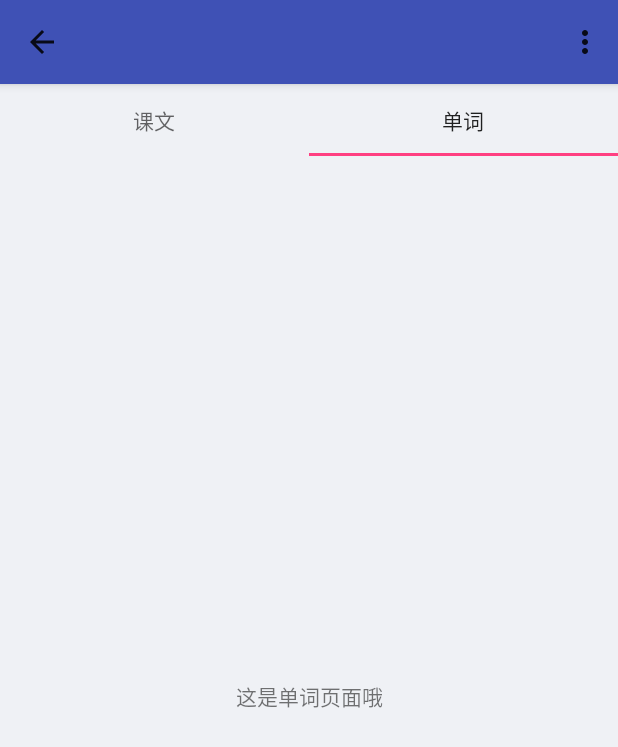
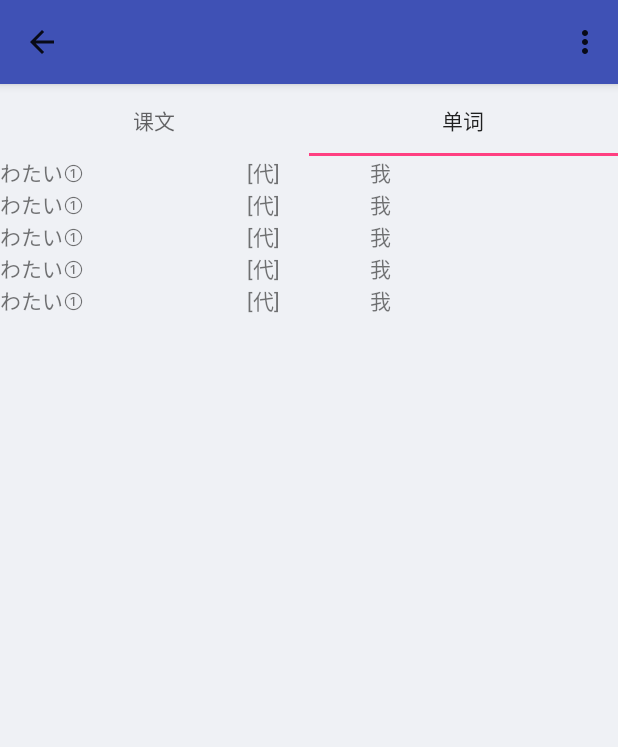
Before and after one commit to ipk2015/newBianJapanese, an Android app: the MyFragment screen opened directly, with no data from a screen before it, tab 2 chosen, on a phone screen of 412 x 824 dp. Shown: the top 747 px of the screen. Run offline under Robolectric (Android 15) with nearby library versions, the phone set to English and light mode, and no system bars; 1 statement that could not run was skipped.

Commit message:
添加单词列表

```diff
--- /dev/null
+++ b/app/src/main/assets/unit-1-lesson-1-words.json
@@ -0,0 +1,32 @@
+[
+    {
+      "writing":"わたい",
+      "tone":"①",
+      "pos":"[代]",
+      "meaning":"我"
+    },
+  {
+    "writing":"わたい",
+    "tone":"①",
+    "pos":"[代]",
+    "meaning":"我"
+  },
+  {
+    "writing":"わたい",
+    "tone":"①",
+    "pos":"[代]",
+    "meaning":"我"
+  },
+  {
+    "writing":"わたい",
+    "tone":"①",
+    "pos":"[代]",
+    "meaning":"我"
+  },
+  {
+    "writing":"わたい",
+    "tone":"①",
+    "pos":"[代]",
+    "meaning":"我"
+  }
+]
--- /dev/null
+++ b/app/src/main/java/com/ipk/newbianjapanese/bean/WordInfo.java
@@ -0,0 +1,50 @@
+package com.ipk.newbianjapanese.bean;
+
+public class WordInfo {
+    public String writing;//写法
+    public String tone;//声调
+    public String pos;//词性
+    public String meaning;//释义
+
+    public WordInfo() {
+    }
+
+    public WordInfo(String writing, String tone, String pos, String meaning) {
+        this.writing = writing;
+        this.tone = tone;
+        this.pos = pos;
+        this.meaning = meaning;
+    }
+
+    public String getWriting() {
+        return writing;
+    }
+
+    public void setWriting(String writing) {
+        this.writing = writing;
+    }
+
+    public String getTone() {
+        return tone;
+    }
+
+    public void setTone(String tone) {
+        this.tone = tone;
+    }
+
+    public String getPos() {
+        return pos;
+    }
+
+    public void setPos(String pos) {
+        this.pos = pos;
+    }
+
+    public String getMeaning() {
+        return meaning;
+    }
+
+    public void setMeaning(String meaning) {
+        this.meaning = meaning;
+    }
+}
--- /dev/null
+++ b/app/src/main/java/com/ipk/newbianjapanese/recyclerView_words/WordsRecyclerViewAdapter.java
@@ -0,0 +1,56 @@
+package com.ipk.newbianjapanese.recyclerView_words;
+
+import android.support.v7.widget.RecyclerView;
+import android.view.LayoutInflater;
+import android.view.View;
+import android.view.ViewGroup;
+import android.widget.TextView;
+
+import com.ipk.newbianjapanese.R;
+import com.ipk.newbianjapanese.bean.WordInfo;
+
+import java.util.List;
+
+public class WordsRecyclerViewAdapter extends RecyclerView.Adapter<WordsRecyclerViewAdapter.ViewHolder> {
+
+    public static class ViewHolder extends RecyclerView.ViewHolder{
+        public TextView writingTextView;
+        public TextView posTextView;
+        public TextView meaningTextView;
+        public ViewHolder(View itemView) {
+            super(itemView);
+            writingTextView = itemView.findViewById(R.id.textView_writing_word_item_view);
+            posTextView = itemView.findViewById(R.id.textView_pos_word_item_view);
+            meaningTextView = itemView.findViewById(R.id.textView_meaning_word_item_view);
+        }
+    }
+    private List<WordInfo> mDataList;
+
+    public WordsRecyclerViewAdapter(List<WordInfo> dataList) {
+        this.mDataList = dataList;
+    }
+
+    @Override
+    public WordsRecyclerViewAdapter.ViewHolder onCreateViewHolder(ViewGroup parent, int viewType) {
+        View view = LayoutInflater.from(parent.getContext()).inflate(R.layout.layout_itemview_word, parent, false);
+        ViewHolder holder = new ViewHolder(view);
+        return holder;
+    }
+
+    @Override
+    public void onBindViewHolder(ViewHolder holder, int position) {
+        WordInfo wordInfo = mDataList.get(position);
+        holder.writingTextView.setText(wordInfo.getWriting()+wordInfo.getTone());
+        holder.posTextView.setText(wordInfo.getPos());
+        holder.meaningTextView.setText(wordInfo.getMeaning());
+    }
+
+
+    @Override
+    public int getItemCount() {
+        if(null != mDataList){
+            return mDataList.size();
+        }
+        return 0;
+    }
+}
--- a/app/src/main/java/com/ipk/newbianjapanese/viewpager_lessonContent/MyFragment.java
+++ b/app/src/main/java/com/ipk/newbianjapanese/viewpager_lessonContent/MyFragment.java
@@ -6,7 +6,6 @@ import android.support.annotation.Nullable;
 import android.support.v4.app.Fragment;
 import android.support.v7.widget.LinearLayoutManager;
 import android.support.v7.widget.RecyclerView;
-import android.util.Log;
 import android.view.LayoutInflater;
 import android.view.View;
 import android.view.ViewGroup;
@@ -16,7 +15,9 @@ import com.google.gson.reflect.TypeToken;
 import com.ipk.newbianjapanese.DataUtils;
 import com.ipk.newbianjapanese.R;
 import com.ipk.newbianjapanese.bean.PassageInfo;
+import com.ipk.newbianjapanese.bean.WordInfo;
 import com.ipk.newbianjapanese.recyclerView_passage.PassageRecyclerViewAdapter;
+import com.ipk.newbianjapanese.recyclerView_words.WordsRecyclerViewAdapter;
 
 import java.lang.reflect.Type;
 import java.util.List;
@@ -47,22 +48,24 @@ public class MyFragment extends Fragment {
         View view = inflater.inflate(mainLayoutRes,container,false);
 
         RecyclerView recyclerView_passage = view.findViewById(R.id.recyclerView_passage);
-        Log.e("fyp-1111","111");
+        RecyclerView recyclerView_words = view.findViewById(R.id.recyclerView_words);
+
         if(null != recyclerView_passage){
-            Log.e("fyp-22222","2222");
             recyclerView_passage.setHasFixedSize(true);
             recyclerView_passage.setLayoutManager(new LinearLayoutManager(this.getActivity()));
-
             String json = DataUtils.getJson(this.getContext(), "unit-1-lesson-1-passage.json");
             Type listType = new TypeToken<List<PassageInfo>>() {}.getType();
-            //这里的json是字符串类型 = jsonArray.toString();
             List<PassageInfo> dataList = new Gson().fromJson(json, listType );
-            Log.e("fyp-dataList",dataList.size()+"");
-            for(int i=0;i<dataList.size();i++){
-                Log.e("fyp-dataList"+i,dataList.get(i).type+"");
-            }
             PassageRecyclerViewAdapter passageRecyclerViewAdapter = new PassageRecyclerViewAdapter(dataList);
             recyclerView_passage.setAdapter(passageRecyclerViewAdapter);
+        }else if(null != recyclerView_words){
+            recyclerView_words.setHasFixedSize(true);
+            recyclerView_words.setLayoutManager(new LinearLayoutManager(this.getActivity()));
+            String json = DataUtils.getJson(this.getContext(), "unit-1-lesson-1-words.json");
+            Type listType = new TypeToken<List<WordInfo>>() {}.getType();
+            List<WordInfo> dataList = new Gson().fromJson(json, listType );
+            WordsRecyclerViewAdapter wordsRecyclerViewAdapter = new WordsRecyclerViewAdapter(dataList);
+            recyclerView_words.setAdapter(wordsRecyclerViewAdapter);
         }
 
         return view;
--- /dev/null
+++ b/app/src/main/res/layout/layout_itemview_word.xml
@@ -0,0 +1,21 @@
+<?xml version="1.0" encoding="utf-8"?>
+<LinearLayout xmlns:android="http://schemas.android.com/apk/res/android"
+              android:orientation="horizontal"
+              android:layout_width="match_parent"
+              android:layout_height="wrap_content">
+    <TextView
+        android:id="@+id/textView_writing_word_item_view"
+        android:layout_width="0dp"
+        android:layout_height="wrap_content"
+        android:layout_weight="4"/>
+    <TextView
+        android:id="@+id/textView_pos_word_item_view"
+        android:layout_width="0dp"
+        android:layout_height="wrap_content"
+        android:layout_weight="2"/>
+    <TextView
+        android:id="@+id/textView_meaning_word_item_view"
+        android:layout_width="0dp"
+        android:layout_height="wrap_content"
+        android:layout_weight="4"/>
+</LinearLayout>
--- a/app/src/main/res/layout/layout_words.xml
+++ b/app/src/main/res/layout/layout_words.xml
@@ -1,15 +1,13 @@
 <?xml version="1.0" encoding="utf-8"?>
-<android.support.constraint.ConstraintLayout
+<LinearLayout
     xmlns:android="http://schemas.android.com/apk/res/android"
     android:layout_width="match_parent"
     android:layout_height="match_parent"
+    android:orientation="vertical"
     xmlns:app="http://schemas.android.com/apk/res-auto">
-    <TextView
-        android:layout_width="wrap_content"
-        android:layout_height="wrap_content"
-        android:text="这是单词页面哦"
-        app:layout_constraintLeft_toLeftOf="parent"
-        app:layout_constraintRight_toRightOf="parent"
-        app:layout_constraintTop_toTopOf="parent"
-        app:layout_constraintBottom_toBottomOf="parent"/>
-</android.support.constraint.ConstraintLayout>
+    <android.support.v7.widget.RecyclerView
+        android:id="@+id/recyclerView_words"
+        android:layout_width="match_parent"
+        android:layout_height="match_parent">
+    </android.support.v7.widget.RecyclerView>
+</LinearLayout>
```
